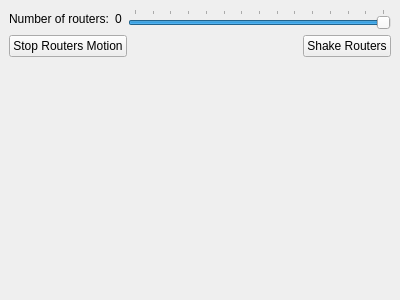
Qt form Computer_networks/p2p/src/forms/main_dockable_panel.ui (rutsky/semester09) before a commit.
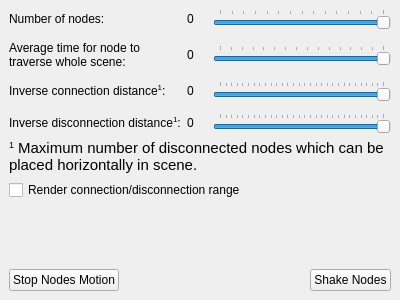
The same form after that commit.

Commit message: Design new buttons

The edit to the form file:
```diff
--- a/Computer_networks/p2p/src/forms/main_dockable_panel.ui
+++ b/Computer_networks/p2p/src/forms/main_dockable_panel.ui
@@ -19,22 +19,106 @@
   <widget class="QWidget" name="dockWidgetContents">
    <layout class="QVBoxLayout" name="verticalLayout_2">
     <item>
-     <layout class="QHBoxLayout" name="horizontalLayout">
-      <item>
+     <layout class="QGridLayout" name="gridLayout" columnminimumwidth="0,20,0">
+      <property name="verticalSpacing">
+       <number>12</number>
+      </property>
+      <item row="2" column="0">
+       <widget class="QLabel" name="label_3">
+        <property name="text">
+         <string>Inverse connection distance&lt;sup&gt;1&lt;/sup&gt;:</string>
+        </property>
+       </widget>
+      </item>
+      <item row="2" column="1">
+       <widget class="QLabel" name="connectionDistLabel">
+        <property name="text">
+         <string>0</string>
+        </property>
+       </widget>
+      </item>
+      <item row="2" column="2">
+       <widget class="QSlider" name="connectionDistSlider">
+        <property name="minimum">
+         <number>1</number>
+        </property>
+        <property name="maximum">
+         <number>30</number>
+        </property>
+        <property name="value">
+         <number>30</number>
+        </property>
+        <property name="orientation">
+         <enum>Qt::Horizontal</enum>
+        </property>
+        <property name="invertedAppearance">
+         <bool>false</bool>
+        </property>
+        <property name="invertedControls">
+         <bool>false</bool>
+        </property>
+        <property name="tickPosition">
+         <enum>QSlider::TicksAbove</enum>
+        </property>
+        <property name="tickInterval">
+         <number>1</number>
+        </property>
+       </widget>
+      </item>
+      <item row="1" column="0">
+       <widget class="QLabel" name="label_2">
+        <property name="text">
+         <string>Average time for node to traverse whole scene:</string>
+        </property>
+        <property name="wordWrap">
+         <bool>true</bool>
+        </property>
+       </widget>
+      </item>
+      <item row="1" column="1">
+       <widget class="QLabel" name="sceneTraverseTimeLabel">
+        <property name="text">
+         <string>0</string>
+        </property>
+       </widget>
+      </item>
+      <item row="1" column="2">
+       <widget class="QSlider" name="sceneTraverseTimeSlider">
+        <property name="minimum">
+         <number>5</number>
+        </property>
+        <property name="maximum">
+         <number>20</number>
+        </property>
+        <property name="value">
+         <number>20</number>
+        </property>
+        <property name="orientation">
+         <enum>Qt::Horizontal</enum>
+        </property>
+        <property name="tickPosition">
+         <enum>QSlider::TicksAbove</enum>
+        </property>
+        <property name="tickInterval">
+         <number>1</number>
+        </property>
+       </widget>
+      </item>
+      <item row="0" column="0">
        <widget class="QLabel" name="label">
         <property name="text">
-         <string>Number of routers:</string>
+         <string>Number of nodes:</string>
         </property>
        </widget>
       </item>
-      <item>
+      <item row="0" column="1">
        <widget class="QLabel" name="nRoutersLabel">
         <property name="text">
          <string>0</string>
         </property>
        </widget>
       </item>
-      <item>
+      <item row="0" column="2">
        <widget class="QSlider" name="nRoutersSlider">
         <property name="minimum">
          <number>2</number>
@@ -56,14 +140,84 @@
         </property>
        </widget>
       </item>
+      <item row="3" column="0">
+       <widget class="QLabel" name="label_4">
+        <property name="text">
+         <string>Inverse disconnection distance&lt;sup&gt;1&lt;/sup&gt;:</string>
+        </property>
+       </widget>
+      </item>
+      <item row="3" column="1">
+       <widget class="QLabel" name="disconnectionDistLabel">
+        <property name="text">
+         <string>0</string>
+        </property>
+       </widget>
+      </item>
+      <item row="3" column="2">
+       <widget class="QSlider" name="disconnectionDistSlider">
+        <property name="minimum">
+         <number>1</number>
+        </property>
+        <property name="maximum">
+         <number>30</number>
+        </property>
+        <property name="value">
+         <number>30</number>
+        </property>
+        <property name="orientation">
+         <enum>Qt::Horizontal</enum>
+        </property>
+        <property name="tickPosition">
+         <enum>QSlider::TicksAbove</enum>
+        </property>
+        <property name="tickInterval">
+         <number>1</number>
+        </property>
+       </widget>
+      </item>
      </layout>
     </item>
+    <item>
+     <widget class="QLabel" name="label_5">
+      <property name="text">
+       <string>&lt;!DOCTYPE HTML PUBLIC &quot;-//W3C//DTD HTML 4.0//EN&quot; &quot;http://www.w3.org/TR/REC-html40/strict.dtd&quot;&gt;
+&lt;html&gt;&lt;head&gt;&lt;meta name=&quot;qrichtext&quot; content=&quot;1&quot; /&gt;&lt;style type=&quot;text/css&quot;&gt;
+p, li { white-space: pre-wrap; }
+&lt;/style&gt;&lt;/head&gt;&lt;body style=&quot; font-family:'Ubuntu'; font-size:11pt; font-weight:400; font-style:normal;&quot;&gt;
+&lt;p style=&quot; margin-top:0px; margin-bottom:0px; margin-left:0px; margin-right:0px; -qt-block-indent:0; text-indent:0px;&quot;&gt;&lt;span style=&quot; vertical-align:super;&quot;&gt;1&lt;/span&gt; Maximum number of disconnected nodes which can be placed horizontally in scene.&lt;/p&gt;&lt;/body&gt;&lt;/html&gt;</string>
+      </property>
+      <property name="wordWrap">
+       <bool>true</bool>
+      </property>
+     </widget>
+    </item>
+    <item>
+     <widget class="QCheckBox" name="renderNodesRangeCheckBox">
+      <property name="text">
+       <string>Render connection/disconnection range</string>
+      </property>
+     </widget>
+    </item>
+    <item>
+     <spacer name="verticalSpacer">
+      <property name="orientation">
+       <enum>Qt::Vertical</enum>
+      </property>
+      <property name="sizeHint" stdset="0">
+       <size>
+        <width>20</width>
+        <height>40</height>
+       </size>
+      </property>
+     </spacer>
+    </item>
     <item>
      <layout class="QHBoxLayout" name="horizontalLayout_2">
       <item>
        <widget class="QPushButton" name="stopRoutersButton">
         <property name="text">
-         <string>Stop Routers Motion</string>
+         <string>Stop Nodes Motion</string>
         </property>
        </widget>
       </item>
@@ -83,25 +237,12 @@
       <item>
        <widget class="QPushButton" name="shakeRoutersButton">
         <property name="text">
-         <string>Shake Routers</string>
+         <string>Shake Nodes</string>
         </property>
        </widget>
       </item>
      </layout>
     </item>
-    <item>
-     <spacer name="verticalSpacer">
-      <property name="orientation">
-       <enum>Qt::Vertical</enum>
-      </property>
-      <property name="sizeHint" stdset="0">
-       <size>
-        <width>20</width>
-        <height>40</height>
-       </size>
-      </property>
-     </spacer>
-    </item>
    </layout>
   </widget>
  </widget>
```
Left out of the diff: 48 changed lines with no effect on the pictures.
